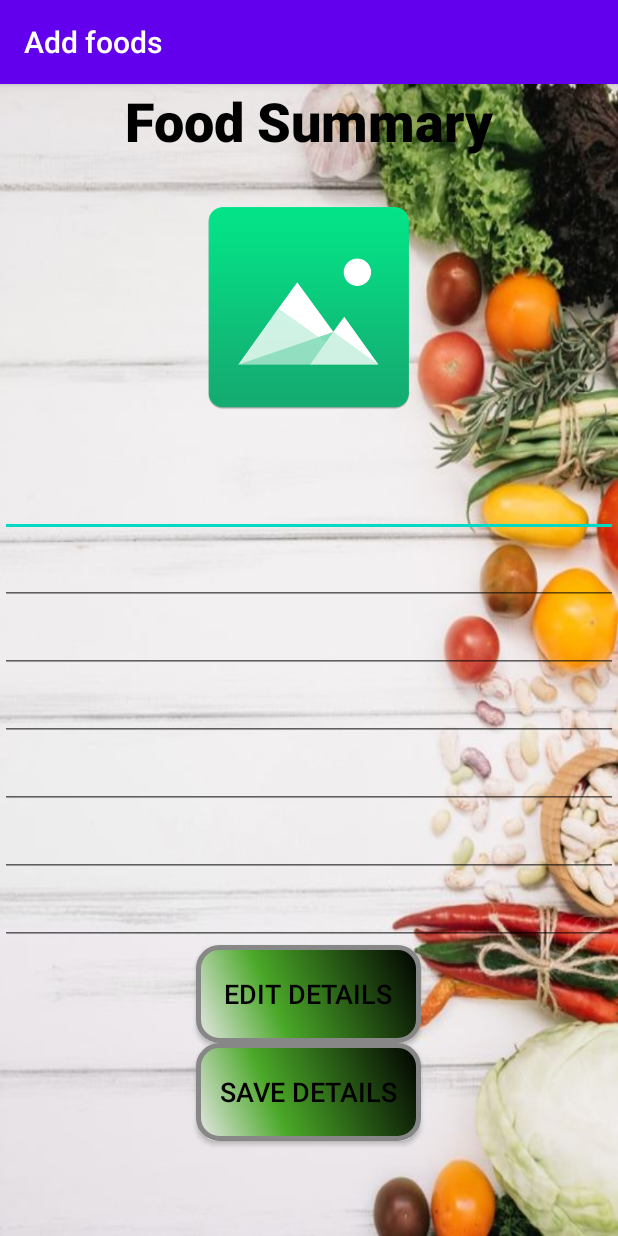
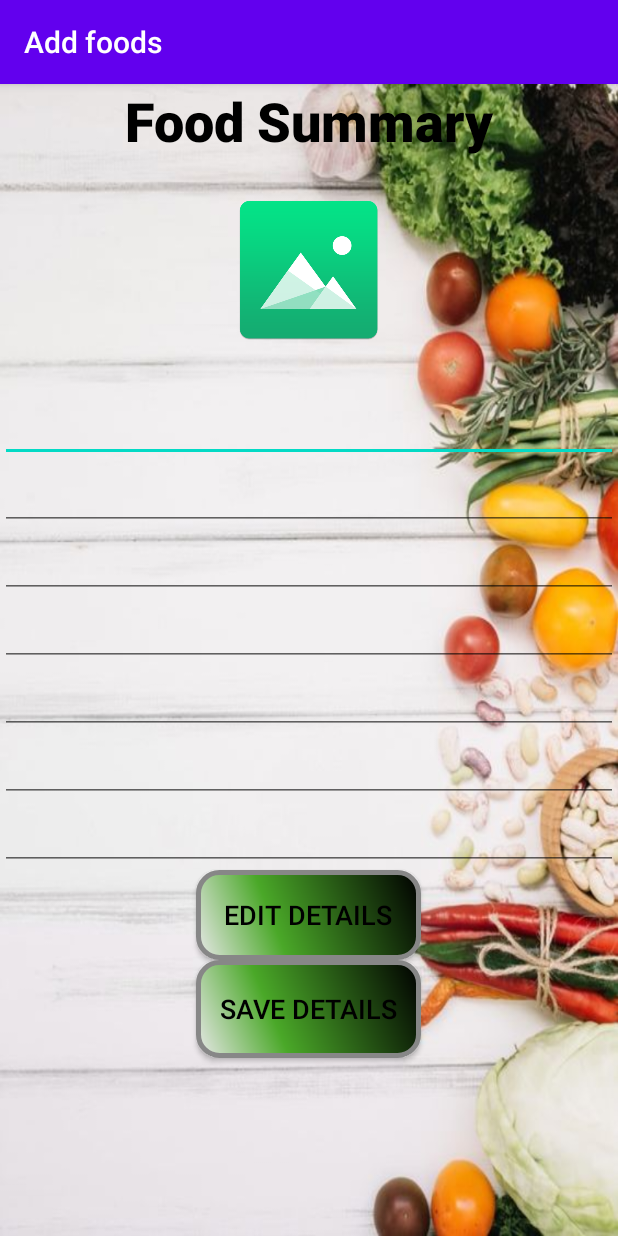
Before and after one commit to IT19216256DM/MAD_Evaluvation_01, an Android app: the Page5 screen opened directly, with no data from a screen before it, on a phone screen of 412 x 824 dp. Run offline under Robolectric (Android 15) with nearby library versions, the phone set to English and light mode, and no system bars; our stand-ins replace Firebase (no records; nobody signed in at launch, a user with empty details on screens opened directly).

Commit message:
commit 19

```diff
--- a/app/src/main/res/layout/activity_page5.xml
+++ b/app/src/main/res/layout/activity_page5.xml
@@ -22,8 +22,8 @@
 
     <ImageView
         android:id="@+id/uploadedImg"
-        android:layout_width="210dp"
-        android:layout_height="200dp"
+        android:layout_width="230dp"
+        android:layout_height="150dp"
         android:layout_gravity="center"
         android:padding="20dp"
         android:src="@drawable/imageicon" />
@@ -80,7 +80,7 @@
     <Button
         android:id="@+id/buttonedit"
         android:layout_width="150dp"
-        android:layout_height="65dp"
+        android:layout_height="60dp"
         android:layout_gravity="center"
         android:background="@drawable/button_backg"
         android:text="@string/Editbtn"
```
